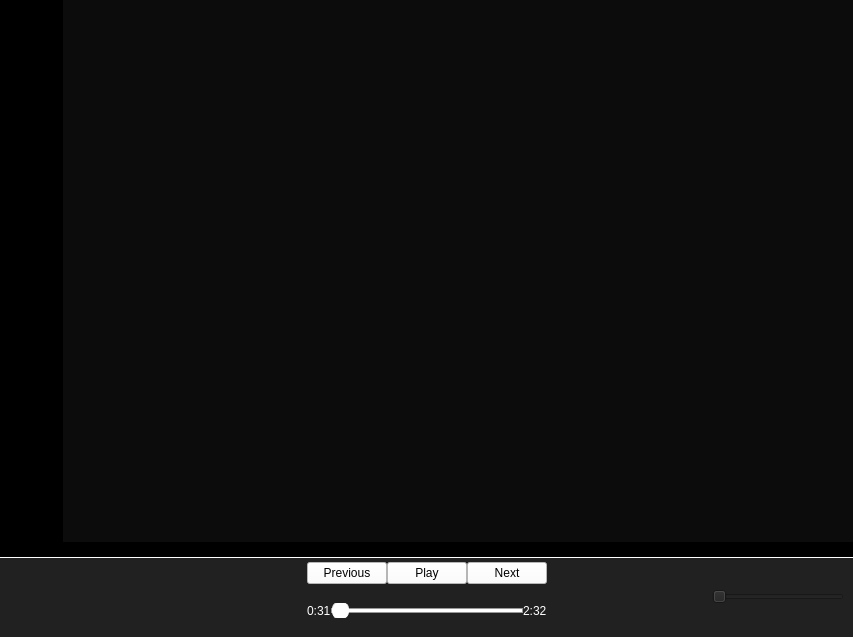
Qt form Source/Widgets/MainWindow/mainwindow.ui (Stalker72742/MusicPlayer) before a commit.
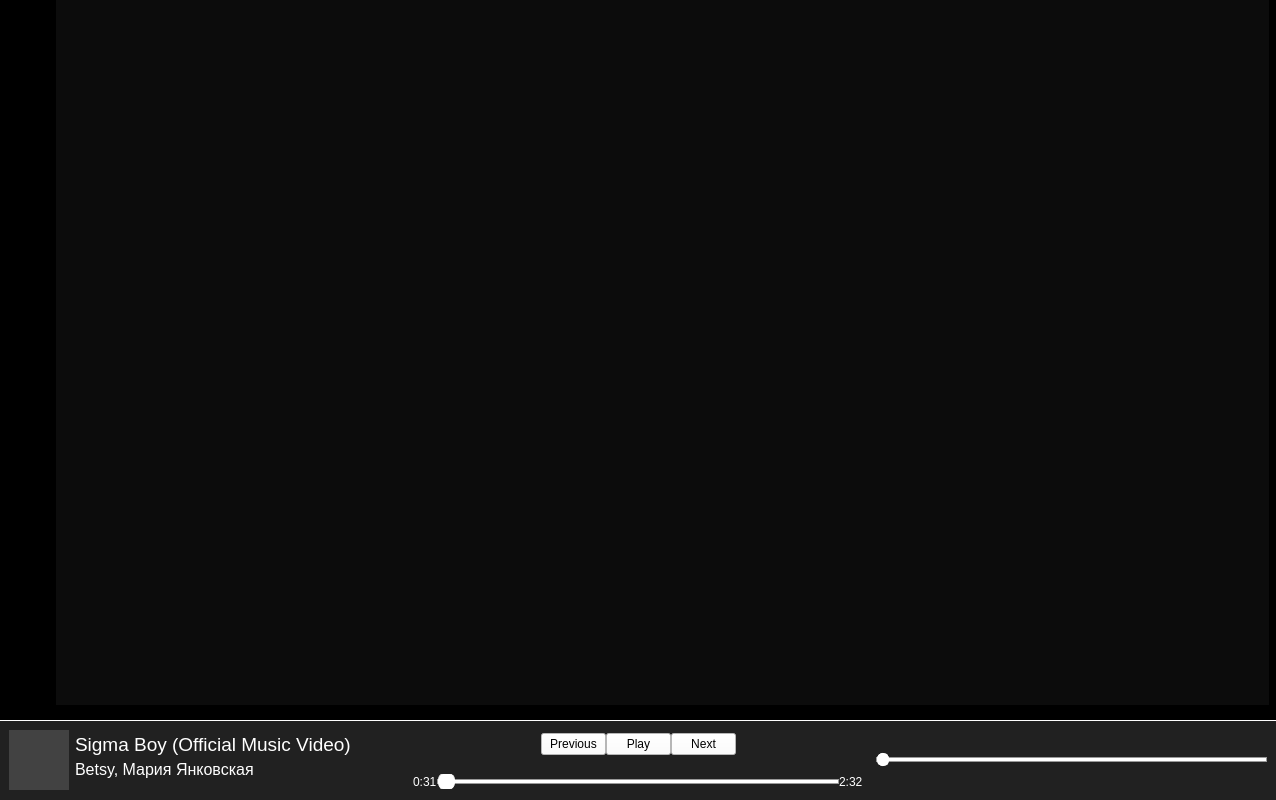
The same form after that commit.

Commit message: bottom bar

```diff
--- a/Source/Widgets/MainWindow/mainwindow.ui
+++ b/Source/Widgets/MainWindow/mainwindow.ui
@@ -6,8 +6,8 @@
    <rect>
     <x>0</x>
     <y>0</y>
-    <width>853</width>
-    <height>637</height>
+    <width>1276</width>
+    <height>800</height>
    </rect>
   </property>
   <property name="windowTitle">
@@ -85,22 +85,6 @@
          </layout>
         </widget>
        </item>
-       <item>
-        <spacer name="horizontalSpacer">
-         <property name="orientation">
-          <enum>Qt::Orientation::Horizontal</enum>
-         </property>
-         <property name="sizeType">
-          <enum>QSizePolicy::Policy::Fixed</enum>
-         </property>
-         <property name="sizeHint" stdset="0">
-          <size>
-           <width>7</width>
-           <height>20</height>
-          </size>
-         </property>
-        </spacer>
-       </item>
        <item>
         <layout class="QVBoxLayout" name="playlistLayout">
          <item>
@@ -113,6 +97,22 @@
          </item>
         </layout>
        </item>
+       <item>
+        <spacer name="horizontalSpacer">
+         <property name="orientation">
+          <enum>Qt::Orientation::Horizontal</enum>
+         </property>
+         <property name="sizeType">
+          <enum>QSizePolicy::Policy::Fixed</enum>
+         </property>
+         <property name="sizeHint" stdset="0">
+          <size>
+           <width>7</width>
+           <height>20</height>
+          </size>
+         </property>
+        </spacer>
+       </item>
       </layout>
      </widget>
     </item>
@@ -170,13 +170,82 @@
            </property>
            <property name="minimumSize">
             <size>
-             <width>150</width>
+             <width>400</width>
              <height>0</height>
             </size>
            </property>
            <property name="styleSheet">
             <string notr="true">background-color: rgba(255, 255, 255, 0);</string>
            </property>
+           <layout class="QHBoxLayout" name="horizontalLayout_10">
+            <property name="rightMargin">
+             <number>0</number>
+            </property>
+            <item>
+             <widget class="QWidget" name="widget_5" native="true">
+              <property name="sizePolicy">
+               <sizepolicy hsizetype="Fixed" vsizetype="Fixed">
+                <horstretch>0</horstretch>
+                <verstretch>0</verstretch>
+               </sizepolicy>
+              </property>
+              <property name="minimumSize">
+               <size>
+                <width>60</width>
+                <height>60</height>
+               </size>
+              </property>
+              <property name="styleSheet">
+               <string notr="true">background-color: #424242;</string>
+              </property>
+             </widget>
+            </item>
+            <item>
+             <layout class="QVBoxLayout" name="verticalLayout_4">
+              <property name="spacing">
+               <number>0</number>
+              </property>
+              <property name="bottomMargin">
+               <number>0</number>
+              </property>
+              <item>
+               <widget class="QLabel" name="label_3">
+                <property name="font">
+                 <font>
+                  <family>Arial</family>
+                  <pointsize>14</pointsize>
+                 </font>
+                </property>
+                <property name="styleSheet">
+                 <string notr="true">color: rgb(255, 255, 255);</string>
+                </property>
+                <property name="text">
+                 <string>Sigma Boy (Official Music Video)</string>
+                </property>
+               </widget>
+              </item>
+              <item>
+               <widget class="QLabel" name="label_4">
+                <property name="font">
+                 <font>
+                  <family>Arial</family>
+                  <pointsize>12</pointsize>
+                 </font>
+                </property>
+                <property name="styleSheet">
+                 <string notr="true">color: rgb(255, 255, 255);</string>
+                </property>
+                <property name="text">
+                 <string>Betsy, Мария Янковская</string>
+                </property>
+                <property name="alignment">
+                 <set>Qt::AlignmentFlag::AlignLeading|Qt::AlignmentFlag::AlignLeft|Qt::AlignmentFlag::AlignTop</set>
+                </property>
+               </widget>
+              </item>
+             </layout>
+            </item>
+           </layout>
           </widget>
          </item>
          <item>
@@ -195,14 +264,14 @@
          <item>
           <widget class="QWidget" name="widget" native="true">
            <property name="sizePolicy">
-            <sizepolicy hsizetype="Preferred" vsizetype="Preferred">
+            <sizepolicy hsizetype="Fixed" vsizetype="Preferred">
              <horstretch>0</horstretch>
              <verstretch>0</verstretch>
             </sizepolicy>
            </property>
            <property name="minimumSize">
             <size>
-             <width>0</width>
+             <width>450</width>
              <height>0</height>
             </size>
            </property>
@@ -239,6 +308,49 @@
             <item>
              <layout class="QVBoxLayout" name="verticalLayout_2">
               <item>
+               <widget class="QWidget" name="widget_6" native="true">
+                <property name="sizePolicy">
+                 <sizepolicy hsizetype="Expanding" vsizetype="Preferred">
+                  <horstretch>0</horstretch>
+                  <verstretch>0</verstretch>
+                 </sizepolicy>
+                </property>
+                <property name="minimumSize">
+                 <size>
+                  <width>250</width>
+                  <height>0</height>
+                 </size>
+                </property>
+                <layout class="QHBoxLayout" name="horizontalLayout_9">
+                 <property name="spacing">
+                  <number>0</number>
+                 </property>
+                 <property name="leftMargin">
+                  <number>9</number>
+                 </property>
+                 <property name="topMargin">
+                  <number>0</number>
+                 </property>
+                 <property name="rightMargin">
+                  <number>9</number>
+                 </property>
+                 <property name="bottomMargin">
+                  <number>0</number>
+                 </property>
+                 <item>
+                  <spacer name="horizontalSpacer_2">
+                   <property name="orientation">
+                    <enum>Qt::Orientation::Horizontal</enum>
+                   </property>
+                   <property name="sizeHint" stdset="0">
+                    <size>
+                     <width>40</width>
+                     <height>20</height>
+                    </size>
+                   </property>
+                  </spacer>
+                 </item>
+                 <item>
                <layout class="QHBoxLayout" name="horizontalLayout_5">
                 <item>
                  <widget class="QPushButton" name="previousButton">
@@ -248,6 +360,18 @@
                     <verstretch>0</verstretch>
                    </sizepolicy>
                   </property>
+                     <property name="minimumSize">
+                      <size>
+                       <width>50</width>
+                       <height>0</height>
+                      </size>
+                     </property>
+                     <property name="maximumSize">
+                      <size>
+                       <width>65</width>
+                       <height>16777215</height>
+                      </size>
+                     </property>
                   <property name="styleSheet">
                    <string notr="true">background-color: rgb(255, 255, 255);</string>
                   </property>
@@ -258,6 +382,18 @@
                 </item>
                 <item>
                  <widget class="QPushButton" name="playButton">
+                     <property name="sizePolicy">
+                      <sizepolicy hsizetype="Fixed" vsizetype="Fixed">
+                       <horstretch>0</horstretch>
+                       <verstretch>0</verstretch>
+                      </sizepolicy>
+                     </property>
+                     <property name="maximumSize">
+                      <size>
+                       <width>65</width>
+                       <height>16777215</height>
+                      </size>
+                     </property>
                   <property name="styleSheet">
                    <string notr="true">background-color: rgb(255, 255, 255);</string>
                   </property>
@@ -268,6 +404,18 @@
                 </item>
                 <item>
                  <widget class="QPushButton" name="nextButton">
+                     <property name="sizePolicy">
+                      <sizepolicy hsizetype="Fixed" vsizetype="Fixed">
+                       <horstretch>0</horstretch>
+                       <verstretch>0</verstretch>
+                      </sizepolicy>
+                     </property>
+                     <property name="maximumSize">
+                      <size>
+                       <width>65</width>
+                       <height>16777215</height>
+                      </size>
+                     </property>
                   <property name="styleSheet">
                    <string notr="true">background-color: rgb(255, 255, 255);</string>
                   </property>
@@ -279,6 +427,22 @@
                </layout>
               </item>
               <item>
+                  <spacer name="horizontalSpacer_5">
+                   <property name="orientation">
+                    <enum>Qt::Orientation::Horizontal</enum>
+                   </property>
+                   <property name="sizeHint" stdset="0">
+                    <size>
+                     <width>100</width>
+                     <height>20</height>
+                    </size>
+                   </property>
+                  </spacer>
+                 </item>
+                </layout>
+               </widget>
+              </item>
+              <item>
                <layout class="QHBoxLayout" name="horizontalLayout_6">
                 <item>
                  <widget class="QLabel" name="label">
@@ -376,7 +540,7 @@
            </property>
            <property name="minimumSize">
             <size>
-             <width>150</width>
+             <width>400</width>
              <height>0</height>
             </size>
            </property>
@@ -386,6 +550,9 @@
 }</string>
            </property>
            <layout class="QHBoxLayout" name="horizontalLayout_7">
+            <property name="leftMargin">
+             <number>0</number>
+            </property>
             <item>
              <widget class="QSlider" name="horizontalSlider_2">
               <property name="sizePolicy">
@@ -400,6 +567,24 @@
                 <height>0</height>
                </size>
               </property>
+              <property name="styleSheet">
+               <string notr="true">QSlider::groove:horizontal {
+    border: 1px solid #999999;
+    height: 3px;
+    background: rgb(255,255,255);
+    margin: 2px 0;
+	border-radius: 5px;
+}
+
+QSlider::handle:horizontal {
+    	 background-color: #ffffff;
+        border: 1px solid #ffffff;
+        width: 10px;
+        height: 10px;
+        margin: -5px 0; 
+        border-radius: 5px;
+}</string>
+              </property>
               <property name="orientation">
                <enum>Qt::Orientation::Horizontal</enum>
               </property>
```
Lines whose indentation alone changed are shown as unchanged.
